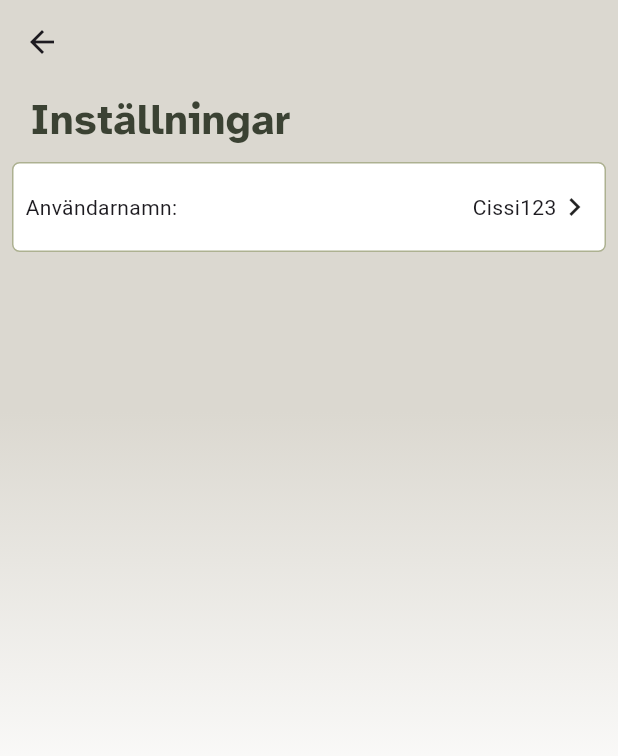
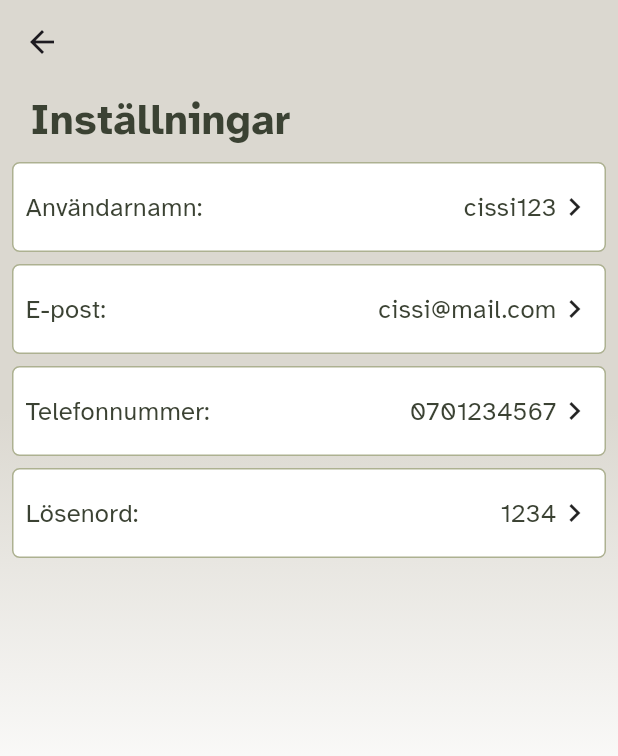
Before and after one commit to X-non/Too-Wood-2-Go, a Flutter app: the EWprofileList widget shown alone on an empty page, opened directly, after a tap on "Inställningar", on a phone screen of 412 x 824 dp. Shown: the top 756 px of the screen. Run offline on Flutter 3.47's test engine with Material 3 defaults, Android fonts, the light colour scheme and no system bars.

Commit message:
mostly settings page but also a small changes elsewhere

```diff
--- a/frontend/lib/models/account.dart
+++ b/frontend/lib/models/account.dart
@@ -2,38 +2,21 @@ class AccountItem {
   final String username;
   final String email;
   final String phonenumber;
+  final String password;
 
   AccountItem({
     required this.username,
     required this.email,
     required this.phonenumber,
+    required this.password,
   });
 
-  static List<AccountItem> mockdata() {
-    final List<String> usernames = [
-      'cissi1',
-      'cissi2',
-      'cissi3',
-    ];
-
-    final List<String> emails = [
-      'cissi1@mail.com',
-      'cissi2@mail.com',
-      'cissi3@mail.com',
-    ];
-
-    final List<String> phonenumbers = [
-      '1234',
-      '5678',
-      '3948',
-    ];
-
-    return List<AccountItem>.generate(
-        10,
-        (index) => AccountItem(
-              email: emails[index],
-              username: usernames[index],
-              phonenumber: phonenumbers[index],
-            ));
+  static AccountItem mockdata() {
+    return AccountItem(
+      email: 'cissi@mail.com',
+      username: 'cissi123',
+      phonenumber: '0701234567',
+      password: '1234',
+    );
   }
 }
--- a/frontend/lib/pages/settings_page.dart
+++ b/frontend/lib/pages/settings_page.dart
@@ -4,24 +4,25 @@ import 'package:eatwise/models/account.dart';
 import 'package:eatwise/widgets/ew_scaffold.dart';
 import 'package:flutter/material.dart';
 
-final List<AccountItem> accountinfo = AccountItem.mockdata();
+class SettingsPage extends StatelessWidget {
+  SettingsPage({super.key});
 
-class SettingsPage extends StatelessWidget {
-  const SettingsPage({super.key});
+  final List<String> settingLabels = [
+    'Användarnamn',
+    'E-post',
+    'Telefonnummer',
+    'Lösenord'
+  ];
 
-  //const SettingsPage({super.key});
+  final AccountItem value = AccountItem.mockdata();
 
   @override
   Widget build(BuildContext context) {
     return EWScaffold(
-      appBar: AppBar(
-        surfaceTintColor: Colors.transparent,
-        backgroundColor: Colors.transparent,
-      ),
-      body: const SingleChildScrollView(
+      body: SingleChildScrollView(
         child: Column(
           children: [
-            Padding(
+            const Padding(
               padding: EdgeInsets.symmetric(horizontal: 20.0, vertical: 4),
               child: Align(
                 alignment: Alignment.centerLeft,
@@ -31,9 +32,21 @@ class SettingsPage extends StatelessWidget {
                 ),
               ),
             ),
-            EWSettingbutton(
-              settingtype: 'Användarnamn',
-              accountinfo: 'Cissi123',
+            ListView.builder(
+              physics: const NeverScrollableScrollPhysics(),
+              shrinkWrap: true,
+              itemCount: settingLabels.length,
+              itemBuilder: (context, index) {
+                return EWSettingButton(
+                  settingLabel: settingLabels[index],
+                  settingValue: [
+                    value.username,
+                    value.email,
+                    value.phonenumber,
+                    value.password
+                  ][index],
+                );
+              },
             ),
           ],
         ),
@@ -42,15 +55,15 @@ class SettingsPage extends StatelessWidget {
   }
 }
 
-class EWSettingbutton extends StatelessWidget {
-  const EWSettingbutton({
+class EWSettingButton extends StatelessWidget {
+  const EWSettingButton({
     super.key,
-    required this.settingtype,
-    required this.accountinfo,
+    required this.settingLabel,
+    required this.settingValue,
   });
 
-  final String settingtype;
-  final String accountinfo;
+  final String settingLabel;
+  final String settingValue;
 
   @override
   Widget build(BuildContext context) {
@@ -63,16 +76,19 @@ class EWSettingbutton extends StatelessWidget {
             builder: (BuildContext context) {
               return Container(
                 height: 200,
-                color: Colors.amber,
+                color: Colors.white,
                 child: Center(
                   child: Column(
                     mainAxisAlignment: MainAxisAlignment.center,
                     mainAxisSize: MainAxisSize.min,
                     children: <Widget>[
-                      const Text('Modal BottomSheet'),
-                      ElevatedButton(
-                        child: const Text('Close BottomSheet'),
-                        onPressed: () => Navigator.pop(context),
+                      Text(
+                        'Ändra $settingLabel:',
+                        style: EWTextStyles.headline,
+                      ),
+                      const Padding(
+                        padding: EdgeInsets.all(8.0),
+                        child: TextField(),
                       ),
                     ],
                   ),
@@ -94,10 +110,16 @@ class EWSettingbutton extends StatelessWidget {
             children: [
               Padding(
                 padding: const EdgeInsets.only(left: 8.0),
-                child: Text('$settingtype: '),
+                child: Text(
+                  '$settingLabel: ',
+                  style: EWTextStyles.body,
+                ),
               ),
               const Spacer(),
-              Text(accountinfo),
+              Text(
+                settingValue,
+                style: EWTextStyles.body,
+              ),
               const Padding(
                 padding: EdgeInsets.only(right: 8.0),
                 child: Icon(Icons.chevron_right_sharp),
--- a/frontend/lib/widgets/ew_profile_list.dart
+++ b/frontend/lib/widgets/ew_profile_list.dart
@@ -1,10 +1,8 @@
-import 'package:eatwise/pages/log_out_page.dart';
-import 'package:eatwise/pages/payment_settings_page.dart';
-import 'package:eatwise/widgets/ew_scaffold.dart';
+import 'package:eatwise/constants/EW_styles.dart';
+import 'package:eatwise/constants/ew_colors.dart';
+import 'package:eatwise/pages/settings_page.dart';
+import 'package:eatwise/services/ew_tuple.dart';
 import 'package:flutter/material.dart';
-import 'package:eatwise/pages/settings_page.dart';
-import 'package:flutter/widgets.dart';
-import 'package:eatwise/services/ew_tuple.dart';
 
 class EWprofileList extends StatelessWidget {
   const EWprofileList({super.key});
@@ -12,10 +10,8 @@ class EWprofileList extends StatelessWidget {
   @override
   Widget build(BuildContext context) {
     List<EWtuple> tiles = [
-      EWtuple('Inställningar', const SettingsPage(), Icons.settings),
-      EWtuple(
-          'Betalningsmedel', const PaymentSettingsPage(), Icons.credit_card),
-      EWtuple('Logga ut', const LogOutPage(), Icons.logout),
+      EWtuple('Inställningar', SettingsPage(), Icons.settings),
+      EWtuple('Logga ut', const LogOut(), Icons.logout),
     ];
 
     return ListView.builder(
@@ -24,17 +20,72 @@ class EWprofileList extends StatelessWidget {
       itemExtent: 100.0,
       itemBuilder: (context, index) {
         return Card(
-            child: ListTile(
-          contentPadding: const EdgeInsets.only(left: 32, top: 19.0, right: 20),
-          onTap: () => Navigator.push(
-              context,
-              MaterialPageRoute(
-                  builder: (BuildContext context) => tiles[index].nextPage)),
-          title: Text(tiles[index].label),
-          leading: Icon(tiles[index].ewIcon),
-          trailing: const Icon(Icons.arrow_forward_ios),
-        ));
+          color: Colors.white,
+          shape: RoundedRectangleBorder(
+            borderRadius: BorderRadius.circular(10),
+            side: const BorderSide(
+              color: EWColors.lightgreen,
+            ),
+          ),
+          child: ListTile(
+            contentPadding:
+                const EdgeInsets.only(left: 30, top: 20.0, right: 20),
+            onTap: () {
+              if (tiles[index].label == 'Logga ut') {
+                showDialog(
+                  context: context,
+                  builder: (BuildContext context) {
+                    return const LogOut();
+                  },
+                );
+              } else {
+                Navigator.push(
+                  context,
+                  MaterialPageRoute(
+                    builder: (BuildContext context) => tiles[index].nextPage,
+                  ),
+                );
+              }
+            },
+            title: Text(
+              tiles[index].label,
+              style: EWTextStyles.headline,
+            ),
+            leading: Icon(
+              tiles[index].ewIcon,
+              color: EWColors.darkgreen,
+            ),
+            trailing: const Icon(
+              Icons.arrow_forward_ios,
+              color: EWColors.darkgreen,
+            ),
+          ),
+        );
       },
     );
   }
 }
+
+class LogOut extends StatelessWidget {
+  const LogOut({super.key});
+
+  @override
+  Widget build(BuildContext context) {
+    return AlertDialog(
+      title: const Text('Vill du logga ut?'),
+      content: const Text('Är du säker på att du vill logga ut?'),
+      actions: <Widget>[
+        TextButton(
+          onPressed: () => Navigator.pop(context, 'Avbryt'),
+          child: const Text('Avbryt'),
+        ),
+        TextButton(
+          onPressed: () {
+            Navigator.pop(context, 'Ja, logga ut mig');
+          },
+          child: const Text('Ja, logga ut mig'),
+        ),
+      ],
+    );
+  }
+}
```
Also changed, not shown: frontend/lib/main.dart (+10 -9 lines), frontend/lib/pages/log_out_page.dart (deleted, +0 -15 lines), frontend/lib/pages/login.dart (+9 -5 lines), frontend/lib/pages/payment_settings_page.dart (deleted, +0 -15 lines), frontend/lib/pages/profile_page.dart (+28 -6 lines), frontend/lib/pages/register.dart (+10 -6 lines).
